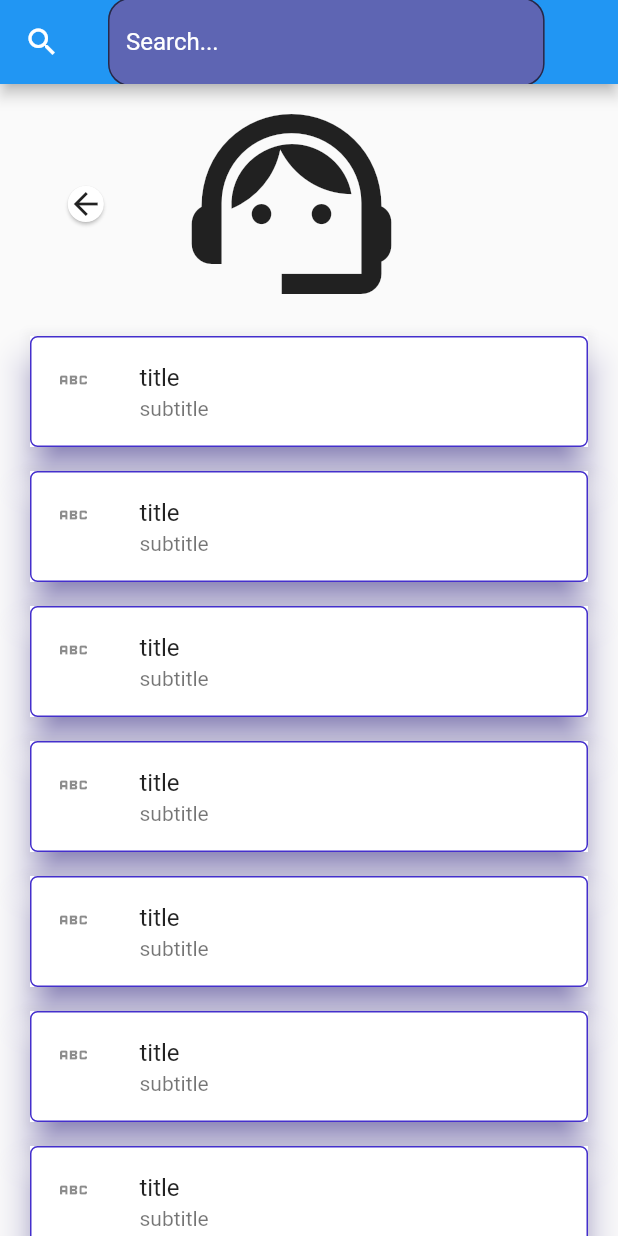
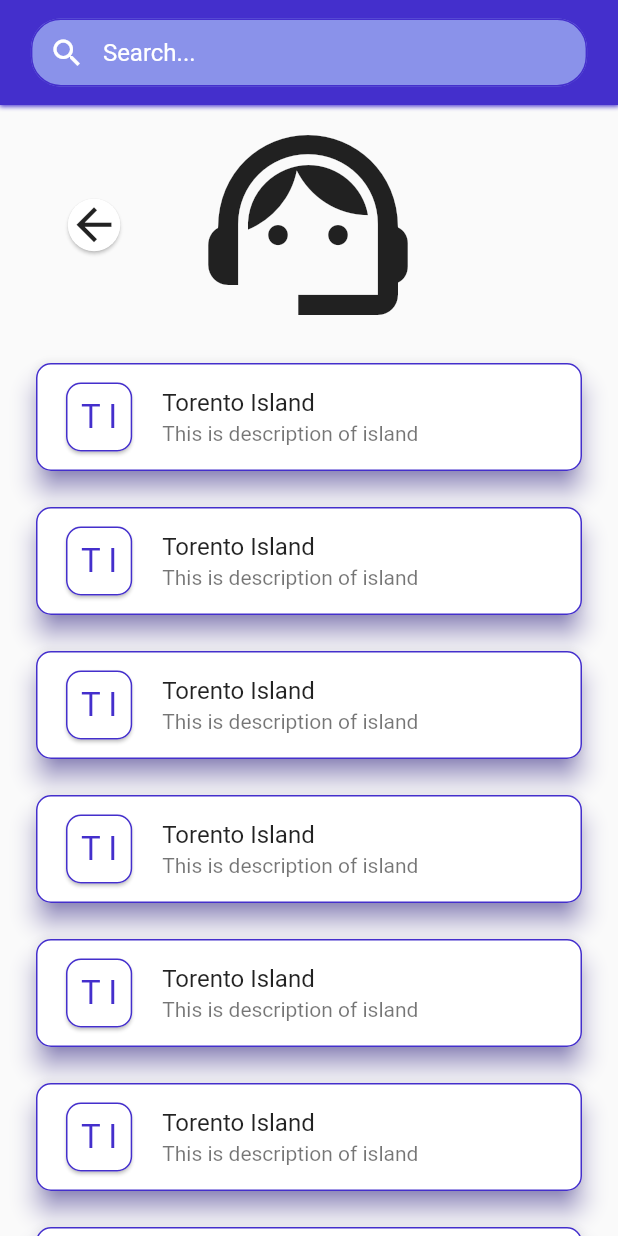
Before and after one commit to mohsini75/Agent_listing, a Flutter app: the screen it shows after launch, after a tap on "Working", on a phone screen of 412 x 824 dp. Run offline on Flutter 3.47's test engine with Material 2 defaults, Android fonts, the phone set to English and light mode, and no system bars; our stand-ins replace get.

Commit message:
my commit 3

```diff
--- a/lib/constant/color.dart
+++ b/lib/constant/color.dart
@@ -1,7 +1,7 @@
 import 'package:flutter/cupertino.dart';
 
 const Color primaryColor = Color.fromARGB(255, 68, 47, 204);
-const Color textFieldColor = Color.fromARGB(255, 94, 101, 179);
+const Color textFieldColor = Color.fromARGB(255, 138, 146, 234);
 
 const TextStyle textColor =
     TextStyle(color: Color.fromARGB(238, 249, 251, 251));
--- a/lib/views/about_us_page.dart
+++ b/lib/views/about_us_page.dart
@@ -14,18 +14,19 @@ class AboutUsPage extends StatelessWidget {
     Size size = MediaQuery.of(context).size;
     return Scaffold(
         backgroundColor: primaryColor,
-        floatingActionButton: FloatingActionButton(
-          backgroundColor: Colors.white,
-          child: const Icon(
-            Icons.arrow_back_outlined,
-            color: primaryColor,
-          ),
-          onPressed: () => Get.back(),
-        ),
-        floatingActionButtonLocation: FloatingActionButtonLocation.miniStartTop,
+        // floatingActionButton: FloatingActionButton(
+        //   backgroundColor: Colors.white,
+        //   child: const Icon(
+        //     Icons.arrow_back_outlined,
+        //     color: primaryColor,
+        //   ),
+        //   onPressed: () => Get.back(),
+        // ),
+        // floatingActionButtonLocation: FloatingActionButtonLocation.miniStartTop,
         body: Stack(
           children: [
-            Column(
+            SingleChildScrollView(
+              child: Column(
                 children: [
                   Image.asset(
                     imageAddress,
@@ -33,8 +34,7 @@ class AboutUsPage extends StatelessWidget {
                     width: double.infinity,
                     fit: BoxFit.fill,
                   ),
-                SingleChildScrollView(
-                  child: Padding(
+                  Padding(
                     padding: EdgeInsets.symmetric(
                         horizontal: size.width * .1,
                         vertical: size.width * .02),
@@ -78,9 +78,9 @@ class AboutUsPage extends StatelessWidget {
                         ],
                       ),
                     ),
-                  ),
                   )
                 ],
+              ),
             )
           ],
         ));
--- a/lib/views/bottom_navbar_page.dart
+++ b/lib/views/bottom_navbar_page.dart
@@ -36,11 +36,17 @@ class _BottomNavBarState extends State<BottomNavBarPage> {
         backgroundColor: primaryColor,
         items: const <BottomNavigationBarItem>[
           BottomNavigationBarItem(
-            icon: Icon(Icons.home),
+            icon: Icon(
+              Icons.home,
+              size: 40,
+            ),
             label: '',
           ),
           BottomNavigationBarItem(
-            icon: Icon(Icons.people),
+            icon: Icon(
+              Icons.people,
+              size: 40,
+            ),
             label: '',
           ),
         ],
--- a/lib/views/home_page.dart
+++ b/lib/views/home_page.dart
@@ -1,5 +1,6 @@
 import 'package:agent_listing_app/constant/color.dart';
 import 'package:agent_listing_app/controller/agent_data.dart';
+import 'package:agent_listing_app/views/searchTextForm.dart';
 import 'package:flutter/material.dart';
 
 import '../widgets/appbar_listview_widget.dart';
@@ -21,9 +22,10 @@ class _MyHomePageState extends State<MyHomePage> {
     Size size = MediaQuery.of(context).size;
     return Scaffold(
       key: globalKey,
-      appBar: buildAppBar(context, _controller),
-      body: Column(
+      body: SafeArea(
+        child: Column(
           children: [
+            const SearchTextFormFieldwithPrefix(),
             const SizedBox(
               height: 25,
             ),
@@ -35,6 +37,7 @@ class _MyHomePageState extends State<MyHomePage> {
             agentBuilder()
           ],
         ),
+      ),
     );
   }
 }
--- /dev/null
+++ b/lib/views/searchTextForm.dart
@@ -0,0 +1,83 @@
+import 'package:agent_listing_app/constant/color.dart';
+import 'package:flutter/material.dart';
+import 'package:flutter/services.dart';
+
+class SearchTextFormFieldwithPrefix extends StatelessWidget {
+  const SearchTextFormFieldwithPrefix(
+      {Key? key,
+      this.hintText,
+      this.label,
+      this.controller,
+      this.validator,
+      this.isReadOnly = false,
+      this.inputFormatterList,
+      this.keyboardType,
+      this.borderColor = primaryColor})
+      : super(key: key);
+  final String? hintText;
+  final String? label;
+  final TextEditingController? controller;
+  final String? Function(String?)? validator;
+  final bool? isReadOnly;
+  final List<TextInputFormatter>? inputFormatterList;
+  final TextInputType? keyboardType;
+  final Color? borderColor;
+
+  @override
+  Widget build(BuildContext context) {
+    Size size = MediaQuery.of(context).size;
+    return Container(
+        height: 70,
+        //width: MediaQuery.of(context).size.width * 0.8,
+        decoration: const BoxDecoration(
+          boxShadow: [
+            BoxShadow(
+              color: primaryColor,
+              blurRadius: 2,
+              spreadRadius: 1,
+            ),
+          ],
+          color: primaryColor,
+          //borderRadius: BorderRadius.circular(20),
+        ),
+        child: Padding(
+          padding: EdgeInsets.symmetric(
+              horizontal: size.width * .05, vertical: size.height * 0.015),
+          child: TextFormField(
+            style: textColor,
+            controller: controller,
+            readOnly: isReadOnly!,
+            inputFormatters: inputFormatterList,
+            keyboardType: keyboardType,
+            decoration: InputDecoration(
+                fillColor: textFieldColor,
+                filled: true,
+                hintText: hintText ?? 'Search...',
+                hintStyle: const TextStyle(
+                    fontWeight: FontWeight.normal, color: Colors.white),
+                enabledBorder: OutlineInputBorder(
+                  borderRadius: BorderRadius.circular(20),
+                  borderSide: const BorderSide(color: primaryColor),
+                ),
+                prefixIcon: const Icon(
+                  Icons.search,
+                  color: Colors.white,
+                ),
+                border: OutlineInputBorder(
+                  borderRadius: BorderRadius.circular(20),
+                  borderSide: const BorderSide(color: primaryColor),
+                ),
+                // isDense: true,
+                contentPadding: EdgeInsets.zero),
+            //   validator: validator ??
+            //       (String? value) {
+            //         if (value!.isEmpty) {
+            //           return 'Please fill out this feild';
+            //         }
+            //         return null;
+            //       },
+            // ),
+          ),
+        ));
+  }
+}
--- a/lib/views/selected_category_result.dart
+++ b/lib/views/selected_category_result.dart
@@ -1,3 +1,4 @@
+import 'package:agent_listing_app/views/searchTextForm.dart';
 import 'package:agent_listing_app/widgets/appbar_listview_widget.dart';
 import 'package:flutter/material.dart';
 import 'package:get/get.dart';
@@ -8,9 +9,10 @@ class SelectedCategoryPage extends StatelessWidget {
   Widget build(BuildContext context) {
     final TextEditingController _controller = TextEditingController();
     return Scaffold(
-      appBar: buildAppBar(context, _controller),
-      body: Column(
+      body: SafeArea(
+        child: Column(
           children: [
+            SearchTextFormFieldwithPrefix(),
             Row(
               children: [
                 Padding(
@@ -18,7 +20,10 @@ class SelectedCategoryPage extends StatelessWidget {
                       horizontal: MediaQuery.of(context).size.width * 0.1),
                   child: GestureDetector(
                     child: Card(
-                    child: const Icon(Icons.arrow_back),
+                      child: const Icon(
+                        Icons.arrow_back,
+                        size: 35,
+                      ),
                       shape: RoundedRectangleBorder(
                           borderRadius: BorderRadius.circular(30)),
                     ),
@@ -34,6 +39,7 @@ class SelectedCategoryPage extends StatelessWidget {
             agentBuilder(),
           ],
         ),
+      ),
     );
   }
 }
--- a/lib/views/vendor_card_page.dart
+++ b/lib/views/vendor_card_page.dart
@@ -70,9 +70,16 @@ class VendorCardPage extends StatelessWidget {
 
   Widget UserInfoTile(IconData icon, String data) {
     return ListTile(
-      leading: Icon(
-        icon,
-        color: primaryColor,
+      leading: Container(
+        height: 40,
+        width: 40,
+        decoration: BoxDecoration(
+            color: primaryColor, borderRadius: BorderRadius.circular(10)),
+        child: Icon(
+          icon,
+          color: Colors.white,
+        ),
+        //color: Colors.white,
       ),
       title: Text(
         data,
--- a/lib/widgets/appbar_listview_widget.dart
+++ b/lib/widgets/appbar_listview_widget.dart
@@ -5,7 +5,7 @@ import 'package:get/get.dart';
 
 import '../constant/color.dart';
 
-Expanded agentBuilder() {
+Widget agentBuilder() {
   return Expanded(
       child: ListView.builder(
           scrollDirection: Axis.vertical,
@@ -16,19 +16,30 @@ Expanded agentBuilder() {
             return Padding(
               padding:
                   const EdgeInsets.only(top: 8, bottom: 8, left: 20, right: 20),
-              child: Material(
+              child: Card(
                 color: Colors.white,
-                elevation: 10,
+                elevation: 7,
+                shape: RoundedRectangleBorder(
+                  side: const BorderSide(color: primaryColor, width: 1),
+                  borderRadius: BorderRadius.circular(10),
+                ),
                 shadowColor: primaryColor,
                 child: GestureDetector(
                   child: ListTile(
+                    leading: Card(
+                      color: Colors.white,
                       shape: RoundedRectangleBorder(
                           side: const BorderSide(color: primaryColor, width: 1),
-                      borderRadius: BorderRadius.circular(5),
+                          borderRadius: BorderRadius.circular(10)),
+                      child: const Padding(
+                          padding: EdgeInsets.all(10.0),
+                          child: Text(
+                            "T I",
+                            style: TextStyle(fontSize: 22, color: primaryColor),
+                          )),
                     ),
-                    leading: const Icon(Icons.abc),
-                    title: const Text("title"),
-                    subtitle: const Text("subtitle"),
+                    title: Text("Torento Island"),
+                    subtitle: Text("This is description of island"),
                   ),
                   onTap: () => Get.to(() => const VendorCardPage(),
                       transition: Transition.fade,
@@ -41,20 +52,34 @@ Expanded agentBuilder() {
 
 Container categoryBuilder(Size size) {
   return Container(
-      height: size.height * 0.2,
+      height: size.height * 0.13,
       child: ListView.builder(
         scrollDirection: Axis.horizontal,
         itemCount: 10,
         itemBuilder: (BuildContext context, int index) => Padding(
-          padding: const EdgeInsets.all(15.0),
+          padding: const EdgeInsets.all(10.0),
           child: GestureDetector(
+            child: Container(
+              width: 70,
+              decoration: BoxDecoration(
+                  border: Border.all(color: primaryColor, width: 2),
+                  borderRadius: BorderRadius.circular(10)),
+              child: Padding(
+                padding: const EdgeInsets.all(8.0),
+                child: FittedBox(
+                  fit: BoxFit.scaleDown,
                   child: Column(children: const [
                     Icon(
                       Icons.home_work_outlined,
                       size: 60,
                     ),
-              Text("Working"),
+                    Text(
+                      "Working",
+                    ),
                   ]),
+                ),
+              ),
+            ),
             onTap: () {
               Get.to(() => const SelectedCategoryPage(),
                   transition: Transition.leftToRight,
@@ -70,7 +95,9 @@ buildAppBar(BuildContext context, TextEditingController _controller) {
   return AppBar(
     leading: const Icon(Icons.search),
     title: Padding(
-      padding: EdgeInsets.only(right: size.width * 0.08),
+      padding: EdgeInsets.only(right: size.width * 0.09, top: 5),
+      child: SizedBox(
+        height: 40,
         child: TextField(
           controller: _controller,
           style: const TextStyle(
@@ -87,5 +114,6 @@ buildAppBar(BuildContext context, TextEditingController _controller) {
           //onChanged: ,
         ),
       ),
+    ),
   );
 }
```
Also changed, not shown: 1 other file. Lines whose indentation alone changed are shown as unchanged.
